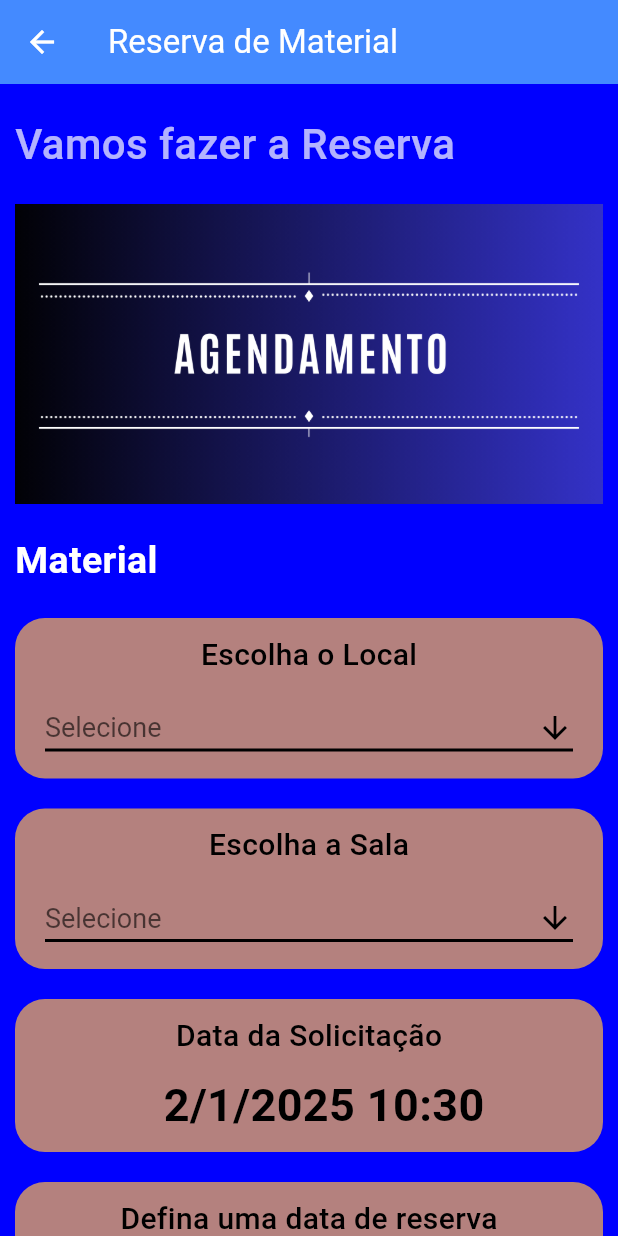
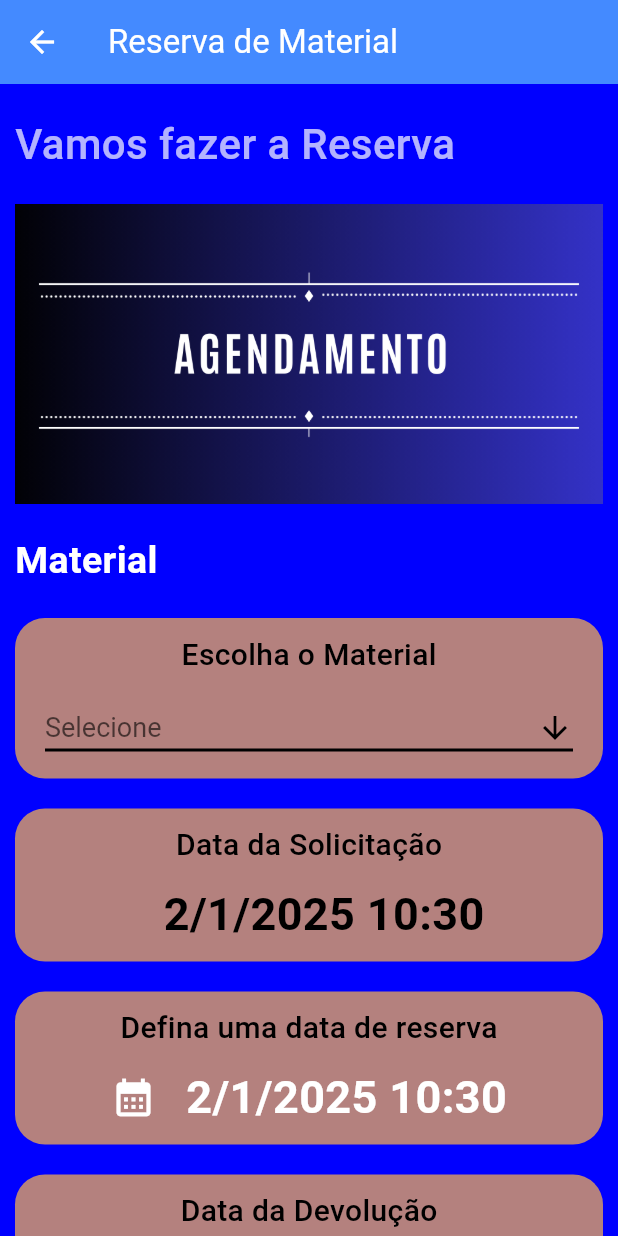
Before and after one commit to marceloifpe/Sistema_mapeamento_laboratorio_e_materiais_mobile, a Flutter app: the Home screen opened directly, after a tap on "Material", on a phone screen of 412 x 824 dp. Run offline on Flutter 3.47's test engine with Material 3 defaults, Android fonts, the phone set to English and light mode, and no system bars; our stand-ins replace cloud_firestore, firebase_auth, firebase_core, random_string, shared_preferences; accounts and stored records are empty.

Commit message:
Implementado_funcao-reservar_material

```diff
--- /dev/null
+++ b/sistema_mapeamento_de_materiais/lib/pages/bookingmaterial.dart
@@ -0,0 +1,242 @@
+import 'package:flutter/material.dart';
+import 'package:cloud_firestore/cloud_firestore.dart';
+import 'package:sistema_mapeamento_de_materiais/services/database.dart';
+import 'package:sistema_mapeamento_de_materiais/services/shared_pref.dart';
+
+class BookingMaterial extends StatefulWidget {
+  final String service;
+  BookingMaterial({required this.service});
+
+  @override
+  State<BookingMaterial> createState() => _BookingMaterialState();
+}
+
+class _BookingMaterialState extends State<BookingMaterial> {
+  String? name, email, userId;
+  String? selectedMaterial;
+
+  List<String> locationList = [];
+
+  DateTime _selectedDate = DateTime.now();
+  DateTime _requestDate = DateTime.now();
+  DateTime _returnDate = DateTime.now();
+
+  @override
+  void initState() {
+    super.initState();
+    getUserData();
+    fetchLocationData();
+  }
+
+  getUserData() async {
+    name = await SharedpreferenceHelper().getUserName();
+    email = await SharedpreferenceHelper().getUserEmail();
+    userId = await SharedpreferenceHelper().getUserId();
+    setState(() {});
+  }
+
+  Future<void> fetchLocationData() async {
+    try {
+      QuerySnapshot locationSnapshot = await FirebaseFirestore.instance.collection("materiais").get();
+      locationList = locationSnapshot.docs.map((doc) => doc['nome_do_material'] as String).toSet().toList();
+      setState(() {});
+    } catch (e) {
+      print("Erro ao buscar dados de materiais: $e");
+    }
+  }
+
+  Future<void> saveReservation() async {
+    if (selectedMaterial != null) {
+      try {
+        await FirebaseFirestore.instance.collection("reservas").add({
+          'usuarios_id': userId,
+          'nome_do_material': selectedMaterial,
+          'data_solicitacao': _requestDate,
+          'data_reserva': _selectedDate,
+          'data_devolucao': _returnDate,
+        });
+        ScaffoldMessenger.of(context).showSnackBar(
+          SnackBar(content: Text("Reserva realizada com sucesso!")),
+        );
+      } catch (e) {
+        ScaffoldMessenger.of(context).showSnackBar(
+          SnackBar(content: Text("Erro ao realizar a reserva: $e")),
+        );
+      }
+    } else {
+      ScaffoldMessenger.of(context).showSnackBar(
+        SnackBar(content: Text("Por favor, preencha todos os campos!")),
+      );
+    }
+  }
+
+  Future<void> _selectDateAndTime(BuildContext context, int dateType) async {
+    DateTime initialDate = dateType == 1 ? _selectedDate : (dateType == 2 ? _requestDate : _returnDate);
+    final DateTime? picked = await showDatePicker(
+      context: context,
+      initialDate: initialDate,
+      firstDate: DateTime(2024),
+      lastDate: DateTime(2026),
+    );
+    if (picked != null) {
+      TimeOfDay? pickedTime = await showTimePicker(
+        context: context,
+        initialTime: TimeOfDay.fromDateTime(initialDate),
+      );
+      if (pickedTime != null) {
+        setState(() {
+          if (dateType == 1) {
+            _selectedDate = DateTime(picked.year, picked.month, picked.day, pickedTime.hour, pickedTime.minute);
+          } else if (dateType == 2) {
+            _requestDate = DateTime(picked.year, picked.month, picked.day, pickedTime.hour, pickedTime.minute);
+          } else {
+            _returnDate = DateTime(picked.year, picked.month, picked.day, pickedTime.hour, pickedTime.minute);
+          }
+        });
+      }
+    }
+  }
+
+  @override
+  Widget build(BuildContext context) {
+    return Scaffold(
+      backgroundColor: Color(0xFF0000FF),
+      appBar: AppBar(
+        backgroundColor: Colors.blueAccent,
+        leading: IconButton(
+          icon: Icon(Icons.arrow_back, color: Colors.white),
+          onPressed: () => Navigator.pop(context),
+        ),
+        title: Text("Reserva de ${widget.service}", style: TextStyle(color: Colors.white)),
+      ),
+      body: SingleChildScrollView(
+        child: Padding(
+          padding: const EdgeInsets.symmetric(horizontal: 10.0, vertical: 20.0),
+          child: Column(
+            crossAxisAlignment: CrossAxisAlignment.start,
+            children: [
+              Text(
+                "Vamos fazer a Reserva",
+                style: TextStyle(color: Colors.white70, fontSize: 28.0, fontWeight: FontWeight.w500),
+              ),
+              SizedBox(height: 20.0),
+              Image.asset(
+                "images/agendamento.png",
+                width: double.infinity,
+                height: 200.0,
+                fit: BoxFit.cover,
+              ),
+              SizedBox(height: 20.0),
+              Text(
+                widget.service,
+                style: TextStyle(color: Colors.white, fontSize: 25.0, fontWeight: FontWeight.bold),
+              ),
+              SizedBox(height: 20.0),
+              _buildDropdown("Escolha o Material", locationList, selectedMaterial, (value) {
+                setState(() {
+                  selectedMaterial = value;
+                });
+              }),
+              SizedBox(height: 20.0),
+              _buildDateField("Data da Solicitação", _requestDate, null, true),
+              SizedBox(height: 20.0),
+              _buildDateField("Defina uma data de reserva", _selectedDate, () => _selectDateAndTime(context, 1), false),
+              SizedBox(height: 20.0),
+              _buildDateField("Data da Devolução", _returnDate, () => _selectDateAndTime(context, 3), false),
+              SizedBox(height: 20.0),
+              ElevatedButton(
+                onPressed: saveReservation,
+                style: ElevatedButton.styleFrom(
+                  backgroundColor: Colors.green,
+                  minimumSize: Size(double.infinity, 50),
+                ),
+                child: Text("Salvar Reserva", style: TextStyle(fontSize: 18.0)),
+              ),
+            ],
+          ),
+        ),
+      ),
+    );
+  }
+
+  Widget _buildDateField(String label, DateTime date, VoidCallback? onTap, bool isReadOnly) {
+    return Container(
+      padding: EdgeInsets.only(top: 10.0, bottom: 10.0),
+      decoration: BoxDecoration(
+        color: Color(0xFFb4817e),
+        borderRadius: BorderRadius.circular(20),
+      ),
+      child: Column(
+        children: [
+          Padding(
+            padding: const EdgeInsets.symmetric(horizontal: 20.0),
+            child: Text(
+              label,
+              style: TextStyle(color: Colors.black, fontSize: 20.0, fontWeight: FontWeight.w500),
+            ),
+          ),
+          SizedBox(height: 10.0),
+          Row(
+            mainAxisAlignment: MainAxisAlignment.center,
+            children: [
+              if (!isReadOnly)
+                GestureDetector(
+                  onTap: onTap,
+                  child: Icon(Icons.calendar_month, color: Colors.white, size: 30.0),
+                ),
+              SizedBox(width: 20.0),
+              Text(
+                "${date.day}/${date.month}/${date.year} ${date.hour.toString().padLeft(2, '0')}:${date.minute.toString().padLeft(2, '0')}",
+                style: TextStyle(color: isReadOnly ? Colors.black : Colors.white, fontSize: 30.0, fontWeight: FontWeight.bold),
+              ),
+            ],
+          ),
+        ],
+      ),
+    );
+  }
+
+  Widget _buildDropdown(String label, List<String> items, String? value, Function(String?) onChanged) {
+    return Container(
+      padding: EdgeInsets.symmetric(vertical: 10.0),
+      decoration: BoxDecoration(
+        color: Color(0xFFb4817e),
+        borderRadius: BorderRadius.circular(20),
+      ),
+      child: Column(
+        children: [
+          Padding(
+            padding: const EdgeInsets.symmetric(horizontal: 20.0),
+            child: Text(
+              label,
+              style: TextStyle(color: Colors.black, fontSize: 20.0, fontWeight: FontWeight.w500),
+            ),
+          ),
+          SizedBox(height: 10.0),
+          Padding(
+            padding: const EdgeInsets.symmetric(horizontal: 20.0),
+            child: DropdownButton<String>(
+              isExpanded: true,
+              value: value,
+              hint: Text("Selecione"),
+              icon: Icon(Icons.arrow_downward, color: Colors.black),
+              elevation: 16,
+              style: TextStyle(color: Colors.black, fontSize: 18.0),
+              underline: Container(
+                height: 2,
+                color: Colors.black,
+              ),
+              onChanged: onChanged,
+              items: items.map<DropdownMenuItem<String>>((String value) {
+                return DropdownMenuItem<String>(
+                  value: value,
+                  child: Text(value),
+                );
+              }).toList(),
+            ),
+          ),
+        ],
+      ),
+    );
+  }
+}
--- a/sistema_mapeamento_de_materiais/lib/pages/home.dart
+++ b/sistema_mapeamento_de_materiais/lib/pages/home.dart
@@ -1,5 +1,7 @@
 import 'package:flutter/material.dart';
 import 'package:sistema_mapeamento_de_materiais/pages/booking.dart';
+import 'package:sistema_mapeamento_de_materiais/pages/bookingmaterial.dart';
+import 'package:sistema_mapeamento_de_materiais/pages/login.dart'; // Importe a página de Login
 import 'package:sistema_mapeamento_de_materiais/services/shared_pref.dart';
 
 class Home extends StatefulWidget {
@@ -12,30 +14,51 @@ class Home extends StatefulWidget {
 class _HomeState extends State<Home> {
   String? name;
 
-getthedatafromsharedpref()async{
-  name= await SharedpreferenceHelper().getUserName();
-  setState(() {
+  // Função para obter o nome do usuário do SharedPreferences
+  getthedatafromsharedpref() async {
+    name = await SharedpreferenceHelper().getUserName();
+    setState(() {});
+  }
 
-  });
-}
+  // Função chamada ao inicializar a tela
+  getontheload() async {
+    await getthedatafromsharedpref();
+    setState(() {});
+  }
 
-getontheload()async{
-  await getthedatafromsharedpref();
-  setState(() {
-
-  });
-}
-
-@override
+  @override
   void initState() {
     getontheload();
     super.initState();
+  }
+
+  // Função para realizar o logout e redirecionar para a tela de login
+  void logout() async {
+    // Limpa o SharedPreferences (se necessário)
+    await SharedpreferenceHelper().clearUserData();
+
+    // Redireciona para a página de login
+    Navigator.pushReplacement(
+      context,
+      MaterialPageRoute(builder: (context) => LogIn()), // Substitua "LoginPage" pelo nome da sua tela de login
+    );
   }
 
   @override
   Widget build(BuildContext context) {
     return Scaffold(
       backgroundColor: Color(0xFFFFFFFF),
+      appBar: AppBar(
+        automaticallyImplyLeading: false, // Remove o botão de "back"
+        title: Text("Sistema de Mapeamento de Materiais"),
+        actions: [
+          // Adiciona o botão de sair na AppBar
+          IconButton(
+            icon: Icon(Icons.exit_to_app),
+            onPressed: logout, // Chama a função de logout quando pressionado
+          ),
+        ],
+      ),
       body: Container(
         margin: EdgeInsets.only(top: 50.0, left: 20.0, right: 20.0),
         child: Column(
@@ -54,8 +77,9 @@ getontheload()async{
                           fontSize: 24.0,
                           fontWeight: FontWeight.w500),
                     ),
+                    // Exibe o nome do usuário se disponível
                     Text(
-                      "Seja Bem-vindo Professor",
+                      name != null ? "Seja Bem-vindo $name" : "Seja Bem-vindo Professor",
                       style: TextStyle(
                           color: Colors.black,
                           fontSize: 24.0,
@@ -97,8 +121,13 @@ getontheload()async{
                 Flexible(
                   fit: FlexFit.tight,
                   child: GestureDetector(
-                    onTap: (){
-                      Navigator.push(context, MaterialPageRoute(builder: (context)=> Booking(service: "Material")));
+                    onTap: () {
+                      Navigator.push(
+                          context,
+                          MaterialPageRoute(
+                              builder: (context) => BookingMaterial(
+                                    service: "Material",
+                                  ))); // Navega para a tela de material
                     },
                     child: Container(
                         height: 150,
@@ -130,8 +159,13 @@ getontheload()async{
                 Flexible(
                   fit: FlexFit.tight,
                   child: GestureDetector(
-                    onTap: (){
-                      Navigator.push(context, MaterialPageRoute(builder: (context)=> Booking(service: "Sala")));
+                    onTap: () {
+                      Navigator.push(
+                          context,
+                          MaterialPageRoute(
+                              builder: (context) => Booking(
+                                    service: "Sala",
+                                  ))); // Navega para a tela de sala
                     },
                     child: Container(
                         height: 150,
--- a/sistema_mapeamento_de_materiais/lib/services/shared_pref.dart
+++ b/sistema_mapeamento_de_materiais/lib/services/shared_pref.dart
@@ -5,33 +5,47 @@ class SharedpreferenceHelper {
   static String userNameKey = "USERNAMEKEY";
   static String userEmailKey = "USEREMAILKEY";
 
+  // Salvar UserId
   Future<bool> saveUserId(String getUserId) async {
     SharedPreferences prefs = await SharedPreferences.getInstance();
     return prefs.setString(userIdKey, getUserId);
   }
 
+  // Salvar UserName
   Future<bool> saveUserName(String getUserName) async {
     SharedPreferences prefs = await SharedPreferences.getInstance();
     return prefs.setString(userNameKey, getUserName);
   }
 
+  // Salvar UserEmail
   Future<bool> saveUserEmail(String getUserEmail) async {
     SharedPreferences prefs = await SharedPreferences.getInstance();
     return prefs.setString(userEmailKey, getUserEmail);
   }
 
+  // Obter UserId
   Future<String?> getUserId() async {
     SharedPreferences prefs = await SharedPreferences.getInstance();
     return prefs.getString(userIdKey);
   }
 
+  // Obter UserName
   Future<String?> getUserName() async {
     SharedPreferences prefs = await SharedPreferences.getInstance();
     return prefs.getString(userNameKey);
   }
 
+  // Obter UserEmail
   Future<String?> getUserEmail() async {
     SharedPreferences prefs = await SharedPreferences.getInstance();
     return prefs.getString(userEmailKey);
   }
+
+  // Limpar todos os dados do usuário
+  Future<void> clearUserData() async {
+    SharedPreferences prefs = await SharedPreferences.getInstance();
+    await prefs.remove(userIdKey); // Remove o UserId
+    await prefs.remove(userNameKey); // Remove o UserName
+    await prefs.remove(userEmailKey); // Remove o UserEmail
+  }
 }
```
